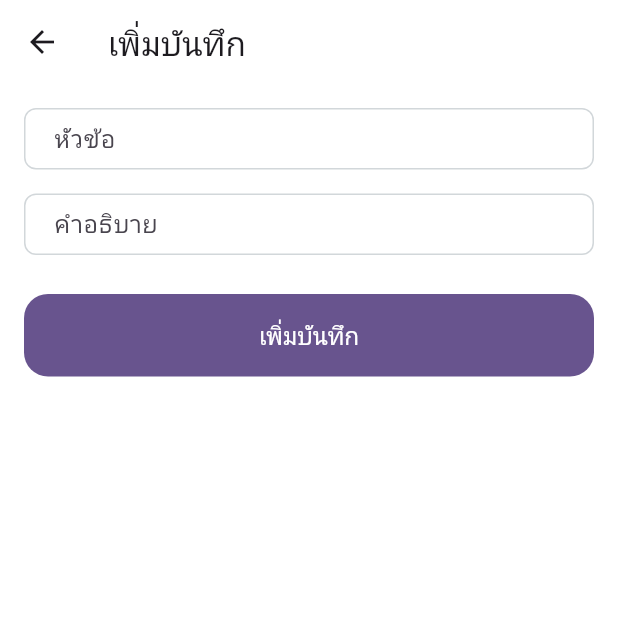
After one commit to jakkaphatminthana/flutter_bloc_todo, a Flutter app: the screen it shows after launch, after a tap on the "add" icon, on a phone screen of 412 x 824 dp, the top half of it. The commit adds this screen. Run offline on Flutter 3.47's test engine with Material 3 defaults, Android fonts, the light colour scheme and no system bars; drawn by our look-alikes of reactive_forms; our stand-ins replace dio, equatable, flutter_bloc, flutter_easyloading, get_it, shared_preferences; generated files the repository leaves out were written again; network calls fail; Roboto replaces fonts that are missing (Prompt).

Commit message:
feat/add-todo : add todo, fix network

```diff
--- /dev/null
+++ b/lib/core/common_widget/app_button.dart
@@ -0,0 +1,108 @@
+import 'package:flutter/material.dart';
+import 'package:flutter_bloc_todo/core/theme/app_color.dart';
+import 'package:flutter_bloc_todo/core/theme/text_styles.dart';
+
+class AppButton extends StatelessWidget {
+  final Function()? onClick;
+  final Color color;
+  final String? text;
+  final Color textColor;
+  final bool? isEnabled;
+  final double? padding;
+  final double? radius;
+  final bool isOutlinedButton;
+  final bool? loading;
+  final Widget? icon;
+
+  const AppButton({
+    Key? key,
+    required this.onClick,
+    required this.color,
+    required this.text,
+    this.textColor = Colors.white,
+    this.isEnabled = true,
+    this.padding,
+    this.isOutlinedButton = false,
+    this.icon,
+    this.loading = false,
+    this.radius,
+  }) : super(key: key);
+
+  @override
+  Widget build(BuildContext context) {
+    if (isOutlinedButton) {
+      return OutlinedButton(
+        onPressed: isEnabled! ? onClick : null,
+        style: OutlinedButton.styleFrom(
+          elevation: 0,
+          side: BorderSide(color: isEnabled! ? color : AppColor.gray3, width: 1),
+          shape: RoundedRectangleBorder(
+            borderRadius: BorderRadius.circular(radius ?? 16),
+          ),
+          padding: EdgeInsets.all(padding ?? 16),
+        ),
+        child: Text(
+          text ?? '',
+          textAlign: TextAlign.center,
+          style: AppCustomTextStyle.body1().merge(
+            TextStyle(
+              color: isEnabled! ? textColor : textColor.withOpacity(0.2),
+            ),
+          ),
+        ),
+      );
+    } else {
+      return ElevatedButton(
+        onPressed: isEnabled! ? onClick : null,
+        style: ElevatedButton.styleFrom(
+            backgroundColor: color,
+            elevation: 0,
+            disabledBackgroundColor: color.withOpacity(0.5),
+            shape: RoundedRectangleBorder(
+              borderRadius: BorderRadius.circular(radius ?? 16),
+            ),
+            padding: EdgeInsets.all(padding ?? 16)),
+        child: Stack(
+          children: [
+            Opacity(
+              opacity: loading! ? 0 : 1,
+              child: Row(
+                mainAxisAlignment: MainAxisAlignment.center,
+                children: [
+                  if (icon != null)
+                    Padding(
+                      padding: const EdgeInsets.only(right: 8.0),
+                      child: icon!,
+                    ),
+                  FittedBox(
+                    child: Text(
+                      text ?? '',
+                      style: AppCustomTextStyle.body1().merge(
+                        TextStyle(color: textColor),
+                      ),
+                    ),
+                  ),
+                ],
+              ),
+            ),
+
+            if (loading!)
+              Positioned.fill(
+                child: Container(
+                  // color: color,
+                  alignment: Alignment.center,
+                  child: const AspectRatio(
+                    aspectRatio: 1,
+                    child: CircularProgressIndicator(
+                      color: Colors.white,
+                    ),
+                  ),
+                ),
+              ),
+            // FittedBox(fit: BoxFit.scaleDown, child: CircularProgressIndicator())
+          ],
+        ),
+      );
+    }
+  }
+}
--- /dev/null
+++ b/lib/core/common_widget/custom_reactive_textfield.dart
@@ -0,0 +1,100 @@
+import 'package:flutter/material.dart';
+import 'package:flutter_bloc_todo/core/theme/app_color.dart';
+import 'package:flutter_bloc_todo/core/theme/text_styles.dart';
+import 'package:reactive_forms/reactive_forms.dart';
+
+class CustomReactiveTextfield extends ReactiveTextField {
+  CustomReactiveTextfield({
+    Key? key,
+    String? formControlName,
+    String? hintText,
+    ShowErrorsFunction? showError,
+    bool obscureText = false,
+    Widget? prefixIcon,
+    Widget? suffixIcon,
+    bool readOnly = false,
+    TextInputType? keyboardType,
+    int? maxLines = 1,
+    int? maxLength,
+    bool expands = false,
+    TextAlignVertical? textAlignVertical,
+    Map<String, ValidationMessageFunction>? validationMessages,
+    ReactiveFormFieldCallback? onTap,
+    ReactiveFormFieldCallback? onChange,
+    Widget? suffix,
+    bool hideOriginalErrorText = false,
+    TextStyle? style,
+  }) : super(
+          key: key,
+          showErrors: showError,
+          formControlName: formControlName,
+          obscureText: obscureText,
+          validationMessages: validationMessages,
+          onChanged: onChange,
+          readOnly: readOnly,
+          style: style ??
+              AppCustomTextStyle.body3().merge(
+                TextStyle(
+                  color: readOnly ? AppColor.gray3 : AppColor.gray7,
+                ),
+              ),
+          keyboardType: keyboardType,
+          maxLines: maxLines,
+          maxLength: maxLength,
+          expands: expands,
+          textAlignVertical: textAlignVertical,
+          onTap: onTap,
+          decoration: InputDecoration(
+            counterText: "",
+            labelText: hintText,
+            floatingLabelBehavior: FloatingLabelBehavior.auto,
+            hintStyle: AppCustomTextStyle.body3().merge(
+              const TextStyle(color: AppColor.gray3),
+            ),
+            contentPadding: const EdgeInsets.symmetric(
+              horizontal: 16,
+              vertical: 10,
+            ),
+            isDense: true,
+            prefixIcon: prefixIcon,
+            suffixIcon: Padding(
+              padding: const EdgeInsets.only(right: 16),
+              child: suffixIcon,
+            ),
+            suffix: suffix,
+            suffixIconConstraints: const BoxConstraints(
+              maxWidth: 48,
+              minHeight: 38,
+            ),
+
+            //> background
+            filled: true,
+            fillColor: Colors.white,
+
+            //> border
+            border: OutlineInputBorder(
+              borderRadius: BorderRadius.circular(8),
+              borderSide: const BorderSide(color: AppColor.gray2),
+            ),
+            enabledBorder: OutlineInputBorder(
+              borderRadius: BorderRadius.circular(8),
+              borderSide: const BorderSide(color: AppColor.gray2),
+            ),
+            disabledBorder: OutlineInputBorder(
+              borderRadius: BorderRadius.circular(8),
+              borderSide: const BorderSide(color: AppColor.gray3),
+            ),
+
+            //> error
+            errorStyle: hideOriginalErrorText
+                ? const TextStyle(height: 0, fontSize: 0)
+                : AppCustomTextStyle.body5().merge(
+                    const TextStyle(color: AppColor.pink5),
+                  ),
+            errorBorder: OutlineInputBorder(
+              borderRadius: BorderRadius.circular(8),
+              borderSide: const BorderSide(color: AppColor.pink5),
+            ),
+          ),
+        );
+}
--- a/lib/core/constants/provider_constant.dart
+++ b/lib/core/constants/provider_constant.dart
@@ -1,3 +1,3 @@
 class ProviderConstant {
-  static const String baseEndpoint = 'https://4aa5-2403-6200-8956-50a4-f98c-8b8e-fcf6-8f30.ngrok-free.app/';
+  static const String baseEndpoint = 'https://4283-2403-6200-8956-50a4-1584-e2b6-3ea-a77d.ngrok-free.app/';
 }
--- a/lib/core/l10n/app_th.arb
+++ b/lib/core/l10n/app_th.arb
@@ -1,3 +1,9 @@
 {
-  "appbar_title": "สวัสดี, Bloc"
+  "appbar_title": "สวัสดี, Bloc",
+  "todo__empty": "ไม่พบรายการบันทึก",
+  "todo__add_appbar_title": "เพิ่มบันทึก",
+  "todo__edit_appbar_title": "แก้ไขบันทึก",
+  "todo__input_title": "หัวข้อ",
+  "todo__input_description": "คำอธิบาย",
+  "todo__error__input_required": "โปรดระบุ"
 }
--- /dev/null
+++ b/lib/core/theme/app_color.dart
@@ -0,0 +1,19 @@
+import 'package:flutter/material.dart';
+
+class AppColor {
+  //Gray
+  static const gray0 = Color(0xFFF9FAFA);
+  static const gray1 = Color(0xFFE6E9EA);
+  static const gray2 = Color(0xFFD2D7DA);
+  static const gray3 = Color(0xFFA8B2B8);
+  static const gray4 = Color(0xFF8F9CA3);
+  static const gray5 = Color(0xFF76868F);
+  static const gray6 = Color(0xFF606E76);
+  static const gray7 = Color(0xFF4C575D);
+  static const gray8 = Color(0xFF373F43);
+  static const gray9 = Color(0xFF2C3235);
+
+  //Pink
+  static const pink4 = Color(0xFFFF5792);
+  static const pink5 = Color(0xFFFF2974);
+}
--- /dev/null
+++ b/lib/core/theme/text_styles.dart
@@ -0,0 +1,128 @@
+import 'package:flutter/material.dart';
+
+const String fontFamily = "Prompt";
+
+class AppCustomTextStyle extends TextStyle {
+  factory AppCustomTextStyle.title1() {
+    return const AppCustomTextStyle._(
+      fontFamily: fontFamily,
+      fontWeight: FontWeight.w500,
+      fontSize: 20,
+      letterSpacing: 0,
+      fontFamilyFallback: [
+        fontFamily,
+      ],
+    );
+  }
+  factory AppCustomTextStyle.title2() {
+    return const AppCustomTextStyle._(
+      fontFamily: fontFamily,
+      fontWeight: FontWeight.w500,
+      fontSize: 18,
+      letterSpacing: 0,
+      fontFamilyFallback: [
+        fontFamily,
+      ],
+    );
+  }
+  factory AppCustomTextStyle.title3() {
+    return const AppCustomTextStyle._(
+      fontFamily: fontFamily,
+      fontWeight: FontWeight.w500,
+      fontSize: 16,
+      letterSpacing: 0,
+      fontFamilyFallback: [
+        fontFamily,
+      ],
+    );
+  }
+  factory AppCustomTextStyle.title4() {
+    return const AppCustomTextStyle._(
+      fontFamily: fontFamily,
+      fontWeight: FontWeight.w400,
+      fontSize: 14,
+      letterSpacing: 0,
+      fontFamilyFallback: [
+        fontFamily,
+      ],
+    );
+  }
+
+  factory AppCustomTextStyle.body1() {
+    return const AppCustomTextStyle._(
+      fontFamily: fontFamily,
+      fontWeight: FontWeight.w400,
+      fontSize: 16,
+      letterSpacing: 0,
+      fontFamilyFallback: [fontFamily],
+    );
+  }
+
+  factory AppCustomTextStyle.body2() {
+    return const AppCustomTextStyle._(
+      fontFamily: fontFamily,
+      fontWeight: FontWeight.w500,
+      fontSize: 14,
+      lineHeight: 24,
+      letterSpacing: 0,
+      fontFamilyFallback: [fontFamily],
+    );
+  }
+  factory AppCustomTextStyle.body3() {
+    return const AppCustomTextStyle._(
+      fontFamily: fontFamily,
+      fontWeight: FontWeight.w300,
+      fontSize: 14,
+      letterSpacing: 0,
+      fontFamilyFallback: [fontFamily],
+    );
+  }
+  factory AppCustomTextStyle.body4() {
+    return const AppCustomTextStyle._(
+      fontFamily: fontFamily,
+      fontWeight: FontWeight.w500,
+      fontSize: 12,
+      lineHeight: 16,
+      letterSpacing: 0,
+      fontFamilyFallback: [
+        fontFamily,
+      ],
+    );
+  }
+  factory AppCustomTextStyle.body5() {
+    return const AppCustomTextStyle._(
+      fontFamily: fontFamily,
+      fontWeight: FontWeight.w400,
+      fontSize: 12,
+      letterSpacing: 0,
+      lineHeight: 16,
+      fontFamilyFallback: [
+        fontFamily,
+      ],
+    );
+  }
+
+  factory AppCustomTextStyle.buttonUnderline() {
+    return const AppCustomTextStyle._(
+      fontFamily: fontFamily,
+      fontWeight: FontWeight.w300,
+      fontSize: 16,
+      lineHeight: 16,
+      letterSpacing: 0,
+      decoration: TextDecoration.underline,
+      fontFamilyFallback: [fontFamily],
+    );
+  }
+
+  const AppCustomTextStyle._({
+    super.fontFamily,
+    super.fontWeight,
+    required double super.fontSize,
+    double? lineHeight,
+    super.letterSpacing,
+    super.decoration,
+    super.fontFamilyFallback,
+  }) : super(
+          height: lineHeight != null ? lineHeight / fontSize : null,
+        );
+}
--- /dev/null
+++ b/lib/features/todo/ui/todo_add_edit_screen.dart
@@ -0,0 +1,120 @@
+import 'dart:developer';
+
+import 'package:flutter/material.dart';
+import 'package:flutter_bloc/flutter_bloc.dart';
+import 'package:flutter_bloc_todo/core/common_widget/app_button.dart';
+import 'package:flutter_bloc_todo/core/common_widget/custom_reactive_textfield.dart';
+import 'package:flutter_bloc_todo/features/todo/blocs/todo_cubit.dart';
+import 'package:flutter_bloc_todo/features/todo/data/models/todo_model.dart';
+import 'package:flutter_gen/gen_l10n/app_localizations.dart';
+import 'package:reactive_forms/reactive_forms.dart';
+
+class TodoAddEditScreen extends StatefulWidget {
+  const TodoAddEditScreen({super.key});
+
+  @override
+  State<TodoAddEditScreen> createState() => _TodoAddEditScreenState();
+}
+
+class _TodoAddEditScreenState extends State<TodoAddEditScreen> {
+  final _form = FormGroup({
+    'title': FormControl<String>(
+      validators: [
+        Validators.required,
+      ],
+    ),
+    'description': FormControl<String>(
+      validators: [
+        Validators.required,
+      ],
+    ),
+  });
+
+  Future<void> _handleSubmit() async {
+    if (_form.valid) {
+      final title = _form.control('title').value;
+      final description = _form.control('description').value;
+
+      await BlocProvider.of<TodoCubit>(context).addTodo(
+        title: title,
+        description: description,
+      );
+      _form.reset();
+    }
+  }
+
+  @override
+  Widget build(BuildContext context) {
+    var localization = AppLocalizations.of(context);
+
+    return BlocBuilder<TodoCubit, TodoState>(
+      builder: (context, state) {
+        return GestureDetector(
+          onTap: () => FocusManager.instance.primaryFocus?.unfocus(),
+          child: Scaffold(
+            backgroundColor: Colors.white,
+            appBar: AppBar(
+              title: Text(localization?.todo__add_appbar_title ?? ''),
+              backgroundColor: Colors.white,
+            ),
+            body: ReactiveForm(
+              formGroup: _form,
+              child: Padding(
+                padding: const EdgeInsets.fromLTRB(16, 16, 16, 16),
+                child: Column(
+                  children: [
+                    _buildTitleInput(localization),
+                    const SizedBox(height: 16),
+                    _buildDescription(localization),
+                    const SizedBox(height: 26),
+                    AppButton(
+                      onClick: () => _handleSubmit(),
+                      color: Theme.of(context).primaryColor,
+                      text: localization?.todo__add_appbar_title ?? '',
+                    ),
+                  ],
+                ),
+              ),
+            ),
+          ),
+        );
+      },
+    );
+  }
+
+  Widget _buildTitleInput(AppLocalizations? locale) {
+    const String formKey = 'title';
+
+    return ReactiveValueListenableBuilder(
+      formControlName: formKey,
+      builder: (context, control, child) {
+        return CustomReactiveTextfield(
+          formControlName: formKey,
+          hintText: locale?.todo__input_title ?? '',
+          validationMessages: {
+            ValidationMessage.required: (_) => locale?.todo__error__input_required ?? '',
+          },
+          suffixIcon: control.invalid && control.dirty ? const Icon(Icons.cancel_rounded) : null,
+        );
+      },
+    );
+  }
+
+  Widget _buildDescription(AppLocalizations? locale) {
+    const String formKey = 'description';
+
+    return ReactiveValueListenableBuilder(
+      formControlName: formKey,
+      builder: (context, control, child) {
+        return CustomReactiveTextfield(
+          formControlName: formKey,
+          hintText: locale?.todo__input_description ?? '',
+          validationMessages: {
+            ValidationMessage.required: (_) => locale?.todo__error__input_required ?? '',
+          },
+          suffixIcon: control.invalid && control.dirty ? const Icon(Icons.cancel_rounded) : null,
+        );
+      },
+    );
+  }
+}
--- a/lib/features/todo/ui/todo_screen.dart
+++ b/lib/features/todo/ui/todo_screen.dart
@@ -4,7 +4,9 @@ import 'package:flutter/material.dart';
 import 'package:flutter_bloc/flutter_bloc.dart';
 import 'package:flutter_bloc_todo/core/blocs/language/language_cubit.dart';
 import 'package:flutter_bloc_todo/core/constants/localization_constant.dart';
+import 'package:flutter_bloc_todo/core/theme/text_styles.dart';
 import 'package:flutter_bloc_todo/features/todo/blocs/todo_cubit.dart';
+import 'package:flutter_bloc_todo/features/todo/ui/todo_add_edit_screen.dart';
 import 'package:flutter_bloc_todo/features/todo/ui/widget/todo_card.dart';
 import 'package:flutter_gen/gen_l10n/app_localizations.dart';
 
@@ -39,6 +41,15 @@ class _TodoScreenState extends State<TodoScreen> {
     BlocProvider.of<LanguageCubit>(context).changeLocale(newLocale.languageCode);
   }
 
+  void _handelAddTodo() {
+    Navigator.push(
+      context,
+      MaterialPageRoute(
+        builder: (context) => const TodoAddEditScreen(),
+      ),
+    );
+  }
+
   @override
   Widget build(BuildContext context) {
     var localization = AppLocalizations.of(context);
@@ -46,16 +57,21 @@ class _TodoScreenState extends State<TodoScreen> {
     return BlocConsumer<LanguageCubit, LanguageState>(
       listener: (context, state) {
         if (state.locale == const Locale(LocalizationConstant.localeTHCode)) {
-          log("เปลี่ยนเป็นภาษาไทยแล้ว");
+          log("🌎 เปลี่ยนเป็นภาษาไทยแล้ว");
         }
         if (state.locale == const Locale(LocalizationConstant.localeENCode)) {
-          log("Changed english success");
+          log("🌎 Changed to English success");
         }
       },
       builder: (context, state) {
         return Scaffold(
+          backgroundColor: Colors.white,
           appBar: AppBar(
-            title: Text(localization?.appbar_title ?? "-"),
+            backgroundColor: Colors.white,
+            title: Text(
+              localization?.appbar_title ?? "-",
+              style: AppCustomTextStyle.title2(),
+            ),
             actions: [
               IconButton(
                 onPressed: () => _changeLocale(context, state),
@@ -69,9 +85,7 @@ class _TodoScreenState extends State<TodoScreen> {
           body: BlocBuilder<TodoCubit, TodoState>(
             builder: (context, state) {
               if (state.todoList.isEmpty) {
-                return const Center(
-                  child: Text("Data is Empty"),
-                );
+                return _buildEmptyData(localization);
               }
 
               return ListView.builder(
@@ -83,8 +97,31 @@ class _TodoScreenState extends State<TodoScreen> {
               );
             },
           ),
+          floatingActionButton: FloatingActionButton(
+            onPressed: () => _handelAddTodo(),
+            child: const Icon(Icons.add, size: 30),
+          ),
         );
       },
     );
   }
+
+  Widget _buildEmptyData(AppLocalizations? locale) {
+    return Center(
+      child: Column(
+        mainAxisAlignment: MainAxisAlignment.center,
+        children: [
+          const Icon(
+            Icons.not_interested,
+            size: 56,
+          ),
+          const SizedBox(height: 16),
+          Text(
+            locale?.todo__empty ?? '',
+            style: AppCustomTextStyle.title1(),
+          ),
+        ],
+      ),
+    );
+  }
 }
--- a/lib/main.dart
+++ b/lib/main.dart
@@ -50,6 +50,7 @@ class MyApp extends StatelessWidget {
       builder: (context, state) {
         return MaterialApp(
           title: 'Bloc Todo',
+          debugShowCheckedModeBanner: false,
           theme: ThemeData(
             colorScheme: ColorScheme.fromSeed(seedColor: Colors.deepPurple),
             useMaterial3: true,
--- a/pubspec.yaml
+++ b/pubspec.yaml
@@ -42,6 +42,7 @@ dependencies:
   get_it: ^7.7.0
   flutter_easyloading: ^3.0.5
   shared_preferences: ^2.3.2
+  reactive_forms: ^17.0.1
 
 dev_dependencies:
   flutter_test:
```
Also changed, not shown: lib/core/l10n/app_en.arb (+7 -1 lines), lib/core/utils/network_utils.dart (+12 -7 lines), lib/features/todo/blocs/todo_cubit.dart (+32 -5 lines), lib/features/todo/data/models/raw_to_entity_todo_mapper.dart (+2 -7 lines), lib/features/todo/domain/todo_repository.dart (+30 -2 lines), pubspec.lock.
